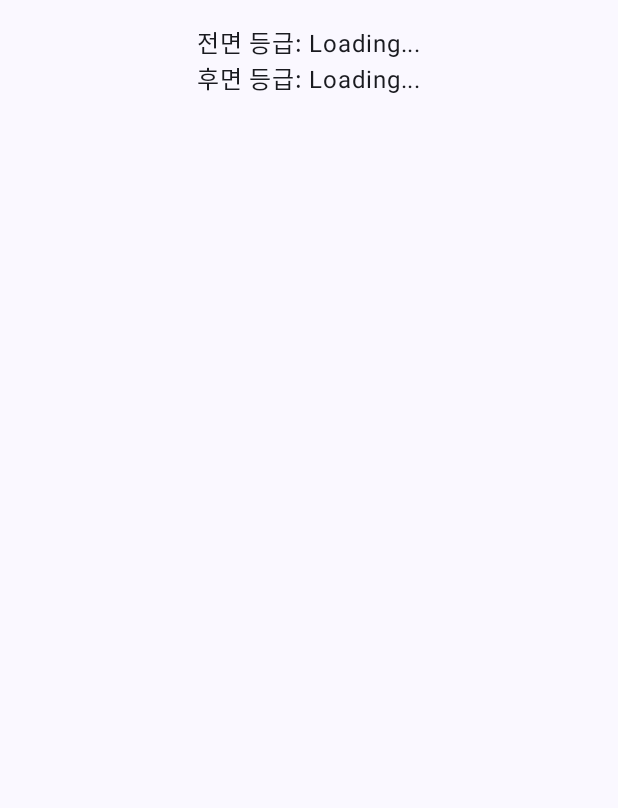
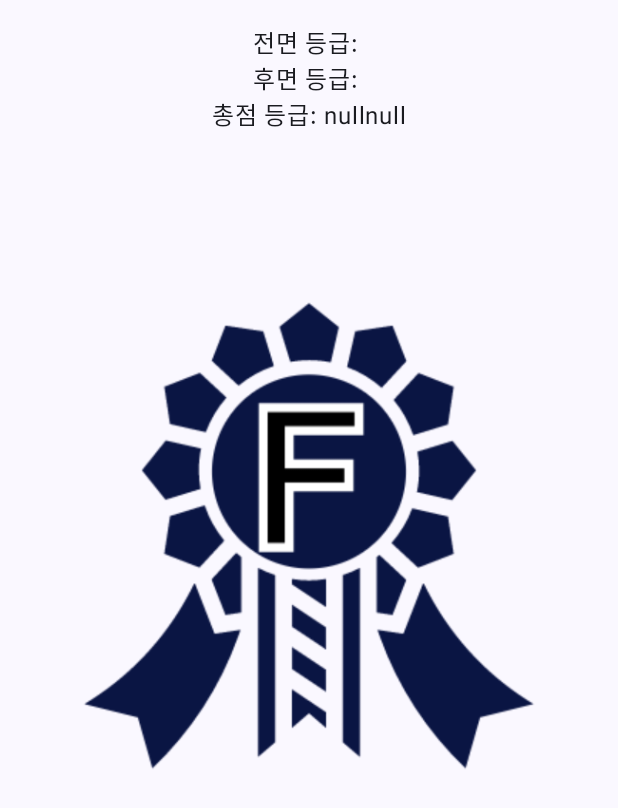
Before and after one commit to narang-geti/geti-project-naranggeti, an Android app built with Jetpack Compose: the GradeScreen screen opened through its navigation route, on a phone screen of 412 x 824 dp. Shown: the top 808 px of the screen. Run offline under Robolectric (Android 15) with nearby library versions, the light colour scheme and no system bars; our stand-ins replace Firebase (no records; nobody signed in at launch, a user with empty details on screens opened directly).

Commit message:
firestore연동+등급 분류 이미지 띄움+패키지관리 점수 매핑해서 계산하는 걸로 바꿈

```diff
--- a/app/src/main/java/com/app/getiproject_naranggeti/Screen/GradeScreen.kt
+++ b/app/src/main/java/com/app/getiproject_naranggeti/Screen/GradeScreen.kt
@@ -60,6 +60,38 @@ fun GradeScreen(navController: NavController) {
         }
     }
 
+//    val imageResource = when {
+//        ipFront == "S" || ipBack == "S" -> R.drawable.s_grade
+//        ipFront == "S" || ipBack == "A" -> R.drawable.s_grade
+//        ipFront == "S" || ipBack == "B" -> R.drawable.s_grade
+//        ipFront == "A" || ipBack == "S" -> R.drawable.s_grade
+//        ipFront == "S" || ipBack == "F" -> R.drawable.a_grade
+//        ipFront == "A" || ipBack == "A" -> R.drawable.a_grade
+//        ipFront == "A" || ipBack == "B" -> R.drawable.a_grade
+//        ipFront == "B" || ipBack == "S" -> R.drawable.a_grade
+//        ipFront == "A" || ipBack == "F" -> R.drawable.b_grade
+//        ipFront == "B" || ipBack == "A" -> R.drawable.b_grade
+//        ipFront == "B" || ipBack == "B" -> R.drawable.b_grade
+//        ipFront == "F" || ipBack == "S" -> R.drawable.b_grade
+//        ipFront == "B" || ipBack == "F" -> R.drawable.f_grade
+//        ipFront == "F" || ipBack == "A" -> R.drawable.f_grade
+//        ipFront == "F" || ipBack == "B" -> R.drawable.f_grade
+//        ipFront == "F" || ipBack == "F" -> R.drawable.f_grade
+//        else -> R.drawable.somac_logo
+//    }
+
+
+    val gradeScores = mapOf("S" to 100, "A" to 80, "B" to 60, "F" to 40)
+
+    val weightedScore = (gradeScores[ipFront] ?: 0) * 0.7 + (gradeScores[ipBack] ?: 0) * 0.3
+
+    val imageResource = when {
+        weightedScore >= 86 -> R.drawable.s_grade
+        weightedScore >= 74 -> R.drawable.a_grade
+        weightedScore >= 58 -> R.drawable.b_grade
+        else -> R.drawable.f_grade
+    }
+
 
     Surface(
         modifier = Modifier.fillMaxSize()
@@ -68,7 +100,7 @@ fun GradeScreen(navController: NavController) {
             modifier = Modifier.padding(16.dp),
             horizontalAlignment = Alignment.CenterHorizontally
         ) {
-            Text(text = "전면 등급: ${ipFront ?: "Loading..."}")
+            Text(text = "전면 등급: ${ipFront ?: ""}")
 
             ipFront?.let {
                 Image(
@@ -77,7 +109,7 @@ fun GradeScreen(navController: NavController) {
                 )
             }
 
-            Text(text = "후면 등급: ${ipBack?: "Loading..."}")
+            Text(text = "후면 등급: ${ipBack?: ""}")
 
             ipBack?.let {
                 Image(
@@ -85,6 +117,12 @@ fun GradeScreen(navController: NavController) {
                     contentDescription = "후면 등급 이미지"
                 )
             }
+            Text(text = "총점 등급: ${ipFront}${ipBack}")
+
+            Image(
+                painter = painterResource(id = imageResource),
+                contentDescription = "총점 이미지"
+            )
         }
     }
 }
```
